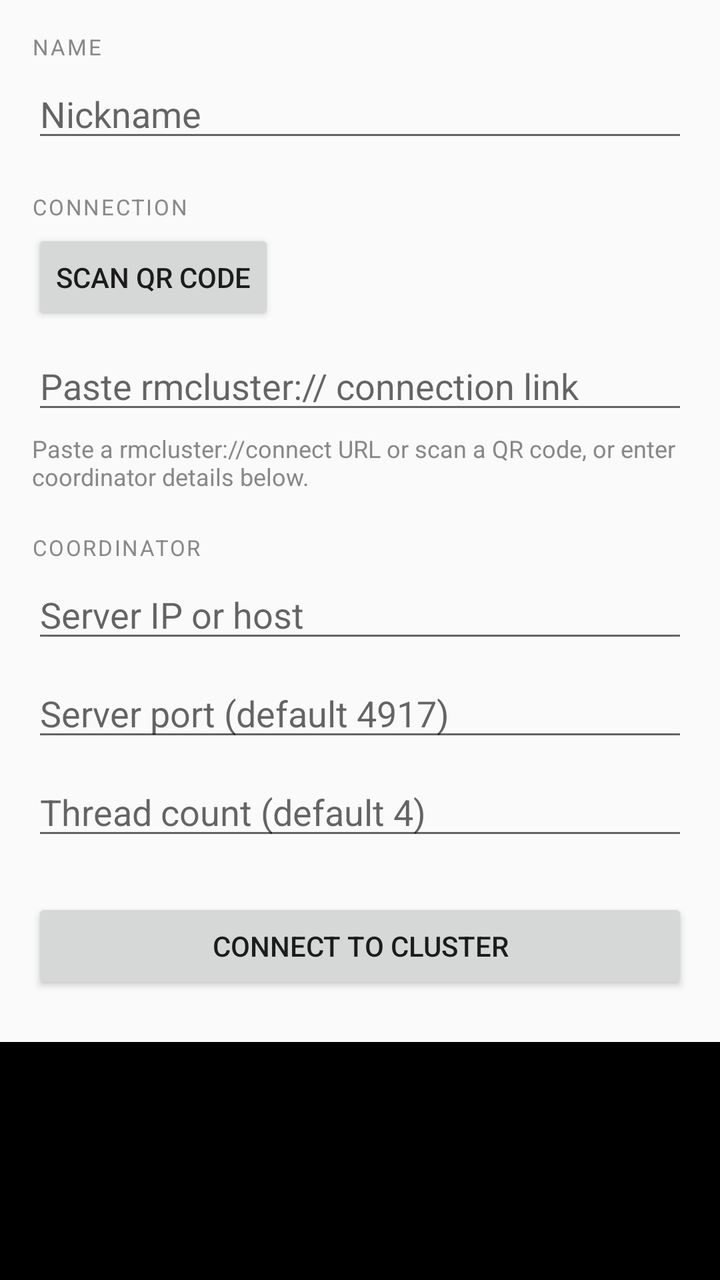
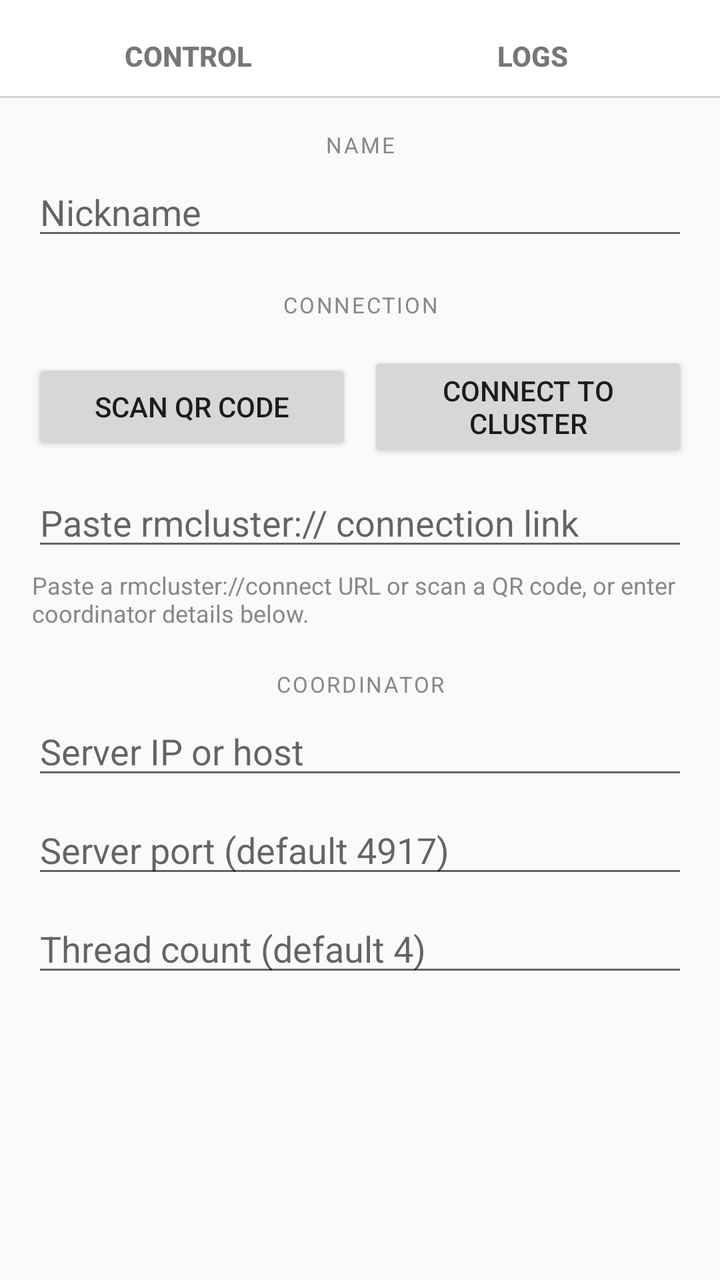

Two renders of the same Android screen: before a commit and after it. Below are the layout's source before the change and the commit's diff.
<!-- AndroidManifest.xml: application theme Theme.AppCompat.Light.DarkActionBar -->
<!-- res/layout/activity_main.xml -->
<?xml version="1.0" encoding="utf-8"?>
<LinearLayout xmlns:android="http://schemas.android.com/apk/res/android"
    android:layout_width="match_parent"
    android:layout_height="match_parent"
    android:orientation="vertical">

    <androidx.core.widget.NestedScrollView
        android:id="@+id/formScroll"
        android:layout_width="match_parent"
        android:layout_height="wrap_content"
        android:padding="16dp"
        android:clipToPadding="false">

        <LinearLayout
            android:layout_width="match_parent"
            android:layout_height="wrap_content"
            android:orientation="vertical">

            
            <TextView
                android:layout_width="match_parent"
                android:layout_height="wrap_content"
                android:text="NAME"
                android:textSize="11sp"
                android:textColor="#888888"
                android:letterSpacing="0.08"
                android:layout_marginBottom="4dp" />

            <EditText
                android:id="@+id/etNickname"
                android:layout_width="match_parent"
                android:layout_height="wrap_content"
                android:hint="Nickname"
                android:inputType="textPersonName"
                android:layout_marginBottom="20dp" />

            
            <TextView
                android:layout_width="match_parent"
                android:layout_height="wrap_content"
                android:text="CONNECTION"
                android:textSize="11sp"
                android:textColor="#888888"
                android:letterSpacing="0.08"
                android:layout_marginBottom="4dp" />

            <Button
                android:id="@+id/btnScanQr"
                android:layout_width="wrap_content"
                android:layout_height="wrap_content"
                android:text="Scan QR Code"
                android:layout_marginBottom="8dp" />

            <EditText
                android:id="@+id/etConnectionString"
                android:layout_width="match_parent"
                android:layout_height="wrap_content"
                android:hint="Paste rmcluster:// connection link"
                android:inputType="textUri"
                android:layout_marginBottom="4dp" />

            <TextView
                android:id="@+id/tvConnectionStatus"
                android:layout_width="match_parent"
                android:layout_height="wrap_content"
                android:textSize="12sp"
                android:visibility="gone"
                android:layout_marginBottom="4dp" />

            <TextView
                android:layout_width="match_parent"
                android:layout_height="wrap_content"
                android:text="Paste a rmcluster://connect URL or scan a QR code, or enter coordinator details below."
                android:textSize="12sp"
                android:textColor="#888888"
                android:layout_marginBottom="20dp" />

            
            <TextView
                android:layout_width="match_parent"
                android:layout_height="wrap_content"
                android:text="COORDINATOR"
                android:textSize="11sp"
                android:textColor="#888888"
                android:letterSpacing="0.08"
                android:layout_marginBottom="4dp" />

            <EditText
                android:id="@+id/etDiscoveryIp"
                android:layout_width="match_parent"
                android:layout_height="wrap_content"
                android:hint="Server IP or host"
                android:inputType="textUri"
                android:layout_marginBottom="8dp" />

            <EditText
                android:id="@+id/etDiscoveryPort"
                android:layout_width="match_parent"
                android:layout_height="wrap_content"
                android:hint="Server port (default 4917)"
                android:inputType="number"
                android:layout_marginBottom="8dp" />

            <EditText
                android:id="@+id/etThreads"
                android:layout_width="match_parent"
                android:layout_height="wrap_content"
                android:hint="Thread count (default 4)"
                android:inputType="number"
                android:layout_marginBottom="24dp" />

            
            <Button
                android:id="@+id/btnStart"
                android:layout_width="match_parent"
                android:layout_height="wrap_content"
                android:text="CONNECT TO CLUSTER" />

            <Button
                android:id="@+id/btnStop"
                android:layout_width="match_parent"
                android:layout_height="wrap_content"
                android:text="DISCONNECT FROM CLUSTER"
                android:visibility="gone"
                android:backgroundTint="#FF5252" />

        </LinearLayout>
    </androidx.core.widget.NestedScrollView>

    
    <ScrollView
        android:id="@+id/logScrollView"
        android:layout_width="match_parent"
        android:layout_height="0dp"
        android:layout_weight="1"
        android:layout_marginTop="8dp"
        android:background="#000000"
        android:fillViewport="true">

        <TextView
            android:id="@+id/logTextView"
            android:layout_width="match_parent"
            android:layout_height="wrap_content"
            android:padding="8dp"
            android:textColor="#00FF00"
            android:textIsSelectable="true"
            android:typeface="monospace" />
    </ScrollView>

</LinearLayout>
<!-- resources referenced by this layout -->
<resources>

</resources>

<!-- the commit's change to res/layout/activity_main.xml (unified diff, before → after) -->
@@ -4,147 +4,311 @@
     android:layout_height="match_parent"
     android:orientation="vertical">
 
-    <androidx.core.widget.NestedScrollView
-        android:id="@+id/formScroll"
+    <LinearLayout
         android:layout_width="match_parent"
         android:layout_height="wrap_content"
-        android:padding="16dp"
-        android:clipToPadding="false">
-
-        <LinearLayout
-            android:layout_width="match_parent"
-            android:layout_height="wrap_content"
-            android:orientation="vertical">
-
-            
-            <TextView
-                android:layout_width="match_parent"
-                android:layout_height="wrap_content"
-                android:text="NAME"
-                android:textSize="11sp"
-                android:textColor="#888888"
-                android:letterSpacing="0.08"
-                android:layout_marginBottom="4dp" />
-
-            <EditText
-                android:id="@+id/etNickname"
-                android:layout_width="match_parent"
-                android:layout_height="wrap_content"
-                android:hint="Nickname"
-                android:inputType="textPersonName"
-                android:layout_marginBottom="20dp" />
-
-            
-            <TextView
-                android:layout_width="match_parent"
-                android:layout_height="wrap_content"
-                android:text="CONNECTION"
-                android:textSize="11sp"
-                android:textColor="#888888"
-                android:letterSpacing="0.08"
-                android:layout_marginBottom="4dp" />
-
-            <Button
-                android:id="@+id/btnScanQr"
-                android:layout_width="wrap_content"
-                android:layout_height="wrap_content"
-                android:text="Scan QR Code"
-                android:layout_marginBottom="8dp" />
-
-            <EditText
-                android:id="@+id/etConnectionString"
-                android:layout_width="match_parent"
-                android:layout_height="wrap_content"
-                android:hint="Paste rmcluster:// connection link"
-                android:inputType="textUri"
-                android:layout_marginBottom="4dp" />
-
-            <TextView
-                android:id="@+id/tvConnectionStatus"
-                android:layout_width="match_parent"
-                android:layout_height="wrap_content"
-                android:textSize="12sp"
-                android:visibility="gone"
-                android:layout_marginBottom="4dp" />
-
-            <TextView
-                android:layout_width="match_parent"
-                android:layout_height="wrap_content"
-                android:text="Paste a rmcluster://connect URL or scan a QR code, or enter coordinator details below."
-                android:textSize="12sp"
-                android:textColor="#888888"
-                android:layout_marginBottom="20dp" />
-
-            
-            <TextView
-                android:layout_width="match_parent"
-                android:layout_height="wrap_content"
-                android:text="COORDINATOR"
-                android:textSize="11sp"
-                android:textColor="#888888"
-                android:letterSpacing="0.08"
-                android:layout_marginBottom="4dp" />
-
-            <EditText
-                android:id="@+id/etDiscoveryIp"
-                android:layout_width="match_parent"
-                android:layout_height="wrap_content"
-                android:hint="Server IP or host"
-                android:inputType="textUri"
-                android:layout_marginBottom="8dp" />
-
-            <EditText
-                android:id="@+id/etDiscoveryPort"
-                android:layout_width="match_parent"
-                android:layout_height="wrap_content"
-                android:hint="Server port (default 4917)"
-                android:inputType="number"
-                android:layout_marginBottom="8dp" />
-
-            <EditText
-                android:id="@+id/etThreads"
-                android:layout_width="match_parent"
-                android:layout_height="wrap_content"
-                android:hint="Thread count (default 4)"
-                android:inputType="number"
-                android:layout_marginBottom="24dp" />
-
-            
-            <Button
-                android:id="@+id/btnStart"
-                android:layout_width="match_parent"
-                android:layout_height="wrap_content"
-                android:text="CONNECT TO CLUSTER" />
-
-            <Button
-                android:id="@+id/btnStop"
-                android:layout_width="match_parent"
-                android:layout_height="wrap_content"
-                android:text="DISCONNECT FROM CLUSTER"
-                android:visibility="gone"
-                android:backgroundTint="#FF5252" />
-
-        </LinearLayout>
-    </androidx.core.widget.NestedScrollView>
-
-    
-    <ScrollView
-        android:id="@+id/logScrollView"
+        android:background="#FFFFFF"
+        android:orientation="horizontal"
+        android:paddingStart="8dp"
+        android:paddingEnd="8dp"
+        android:paddingTop="8dp">
+
+        <Button
+            android:id="@+id/btnTabControl"
+            android:layout_width="0dp"
+            android:layout_height="40dp"
+            android:layout_weight="1"
+            android:background="@drawable/tab_background"
+            android:minHeight="0dp"
+            android:minWidth="0dp"
+            android:textColor="@color/tab_text"
+            android:textStyle="bold"
+            android:text="CONTROL" />
+
+        <Button
+            android:id="@+id/btnTabLogs"
+            android:layout_width="0dp"
+            android:layout_height="40dp"
+            android:layout_weight="1"
+            android:background="@drawable/tab_background"
+            android:minHeight="0dp"
+            android:minWidth="0dp"
+            android:textColor="@color/tab_text"
+            android:textStyle="bold"
+            android:text="LOGS" />
+
+    </LinearLayout>
+
+    <View
+        android:layout_width="match_parent"
+        android:layout_height="1dp"
+        android:background="#D6D6D6" />
+
+    <FrameLayout
         android:layout_width="match_parent"
         android:layout_height="0dp"
-        android:layout_weight="1"
-        android:layout_marginTop="8dp"
-        android:background="#000000"
-        android:fillViewport="true">
-
-        <TextView
-            android:id="@+id/logTextView"
+        android:layout_weight="1">
+
+        <androidx.core.widget.NestedScrollView
+            android:id="@+id/formScroll"
             android:layout_width="match_parent"
-            android:layout_height="wrap_content"
-            android:padding="8dp"
-            android:textColor="#00FF00"
-            android:textIsSelectable="true"
-            android:typeface="monospace" />
-    </ScrollView>
-
+            android:layout_height="match_parent"
+            android:paddingTop="16dp"
+            android:paddingBottom="16dp"
+            android:clipToPadding="false">
+
+            <LinearLayout
+                android:layout_width="match_parent"
+                android:layout_height="wrap_content"
+                android:orientation="vertical">
+
+                <LinearLayout
+                    android:layout_width="match_parent"
+                    android:layout_height="wrap_content"
+                    android:orientation="vertical"
+                    android:paddingStart="16dp"
+                    android:paddingEnd="16dp">
+
+                    <TextView
+                        android:layout_width="match_parent"
+                        android:layout_height="wrap_content"
+                        android:text="NAME"
+                        android:textSize="11sp"
+                        android:textColor="#888888"
+                        android:letterSpacing="0.08"
+                        android:layout_marginBottom="4dp"
+                        android:gravity="center"/>
+
+                    <EditText
+                        android:id="@+id/etNickname"
+                        android:layout_width="match_parent"
+                        android:layout_height="wrap_content"
+                        android:hint="Nickname"
+                        android:inputType="textPersonName"
+                        android:layout_marginBottom="20dp" />
+
+                    <TextView
+                        android:layout_width="match_parent"
+                        android:layout_height="wrap_content"
+                        android:text="CONNECTION"
+                        android:textSize="11sp"
+                        android:textColor="#888888"
+                        android:letterSpacing="0.08"
+                        android:layout_marginBottom="4dp"
+                        android:gravity="center" />
+                </LinearLayout>
+
+                <LinearLayout
+                    android:layout_width="match_parent"
+                    android:layout_height="wrap_content"
+                    android:orientation="horizontal"
+                    android:gravity="center_vertical"
+                    android:paddingStart="16dp"
+                    android:paddingEnd="16dp"
+                    android:paddingTop="12dp"
+                    android:paddingBottom="8dp">
+
+                    <Button
+                        android:id="@+id/btnScanQr"
+                        android:layout_width="0dp"
+                        android:layout_height="wrap_content"
+                        android:layout_weight="1"
+                        android:text="Scan QR Code" />
+
+                    <FrameLayout
+                        android:layout_width="0dp"
+                        android:layout_height="wrap_content"
+                        android:layout_weight="1"
+                        android:layout_marginStart="8dp">
+
+                        <Button
+                            android:id="@+id/btnStart"
+                            android:layout_width="match_parent"
+                            android:layout_height="wrap_content"
+                            android:text="CONNECT TO CLUSTER" />
+
+                        <Button
+                            android:id="@+id/btnStop"
+                            android:layout_width="match_parent"
+                            android:layout_height="wrap_content"
+                            android:text="DISCONNECT"
+                            android:visibility="gone"
+                            android:backgroundTint="#FF5252" />
+                    </FrameLayout>
+                </LinearLayout>
+
+                <LinearLayout
+                    android:layout_width="match_parent"
+                    android:layout_height="wrap_content"
+                    android:orientation="vertical"
+                    android:paddingStart="16dp"
+                    android:paddingEnd="16dp">
+
+                    <EditText
+                        android:id="@+id/etConnectionString"
+                        android:layout_width="match_parent"
+                        android:layout_height="wrap_content"
+                        android:hint="Paste rmcluster:// connection link"
+                        android:inputType="textUri"
+                        android:layout_marginBottom="4dp" />
+
+                    <TextView
+                        android:id="@+id/tvConnectionStatus"
+                        android:layout_width="match_parent"
+                        android:layout_height="wrap_content"
+                        android:textSize="12sp"
+                        android:visibility="gone"
+                        android:layout_marginBottom="4dp"
+                        android:gravity="center" />
+
+                    <TextView
+                        android:layout_width="match_parent"
+                        android:layout_height="wrap_content"
+                        android:text="Paste a rmcluster://connect URL or scan a QR code, or enter coordinator details below."
+                        android:textSize="12sp"
+                        android:textColor="#888888"
+                        android:layout_marginBottom="20dp" />
+
+                    <TextView
+                        android:layout_width="match_parent"
+                        android:layout_height="wrap_content"
+                        android:text="COORDINATOR"
+                        android:textSize="11sp"
+                        android:textColor="#888888"
+                        android:letterSpacing="0.08"
+                        android:layout_marginBottom="4dp"
+                        android:gravity="center" />
+
+                    <EditText
+                        android:id="@+id/etDiscoveryIp"
+                        android:layout_width="match_parent"
+                        android:layout_height="wrap_content"
+                        android:hint="Server IP or host"
+                        android:inputType="textUri"
+                        android:layout_marginBottom="8dp" />
+
+                    <EditText
+                        android:id="@+id/etDiscoveryPort"
+                        android:layout_width="match_parent"
+                        android:layout_height="wrap_content"
+                        android:hint="Server port (default 4917)"
+                        android:inputType="number"
+                        android:layout_marginBottom="8dp" />
+
+                    <EditText
+                        android:id="@+id/etThreads"
+                        android:layout_width="match_parent"
+                        android:layout_height="wrap_content"
+                        android:hint="Thread count (default 4)"
+                        android:inputType="number"
+                        android:layout_marginBottom="24dp" />
+                </LinearLayout>
+
+            </LinearLayout>
+        </androidx.core.widget.NestedScrollView>
+
+        <LinearLayout
+            android:id="@+id/logsPanel"
+            android:layout_width="match_parent"
+            android:layout_height="match_parent"
+            android:orientation="vertical"
+            android:visibility="gone">
+
+            <TextView
+                android:id="@+id/tvLogHealthError"
+                android:layout_width="match_parent"
+                android:layout_height="wrap_content"
+                android:background="#FFFFFF"
+                android:paddingStart="16dp"
+                android:paddingTop="12dp"
+                android:paddingEnd="16dp"
+                android:paddingBottom="8dp"
+                android:textColor="#6B7280"
+                android:textSize="12sp"
+                android:visibility="gone" />
+
+            <HorizontalScrollView
+                android:layout_width="match_parent"
+                android:layout_height="wrap_content"
+                android:background="#FFFFFF"
+                android:paddingTop="10dp"
+                android:paddingBottom="10dp"
+                android:scrollbars="none">
+
+                <LinearLayout
+                    android:layout_width="wrap_content"
+                    android:layout_height="wrap_content"
+                    android:orientation="horizontal"
+                    android:paddingStart="16dp"
+                    android:paddingEnd="16dp">
+
+                    <Button
+                        android:id="@+id/btnFilterRpc"
+                        android:layout_width="wrap_content"
+                        android:layout_height="wrap_content"
+                        android:minWidth="0dp"
+                        android:minHeight="0dp"
+                        android:paddingStart="12dp"
+                        android:paddingTop="7dp"
+                        android:paddingEnd="12dp"
+                        android:paddingBottom="7dp"
+                        android:text="RPC"
+                        android:textAllCaps="false"
+                        android:textStyle="bold" />
+
+                    <Button
+                        android:id="@+id/btnFilterStorage"
+                        android:layout_width="wrap_content"
+                        android:layout_height="wrap_content"
+                        android:layout_marginStart="10dp"
+                        android:minWidth="0dp"
+                        android:minHeight="0dp"
+                        android:paddingStart="12dp"
+                        android:paddingTop="7dp"
+                        android:paddingEnd="12dp"
+                        android:paddingBottom="7dp"
+                        android:text="Storage"
+                        android:textAllCaps="false"
+                        android:textStyle="bold" />
+
+                    <Button
+                        android:id="@+id/btnFilterGeneral"
+                        android:layout_width="wrap_content"
+                        android:layout_height="wrap_content"
+                        android:layout_marginStart="10dp"
+                        android:minWidth="0dp"
+                        android:minHeight="0dp"
+                        android:paddingStart="12dp"
+                        android:paddingTop="7dp"
+                        android:paddingEnd="12dp"
+                        android:paddingBottom="7dp"
+                        android:text="General"
+                        android:textAllCaps="false"
+                        android:textStyle="bold" />
+                </LinearLayout>
+            </HorizontalScrollView>
+
+            <View
+                android:layout_width="match_parent"
+                android:layout_height="1dp"
+                android:background="#D6D6D6" />
+
+            <ScrollView
+                android:id="@+id/logScrollView"
+                android:layout_width="match_parent"
+                android:layout_height="0dp"
+                android:layout_weight="1"
+                android:fillViewport="true">
+
+                <TextView
+                    android:id="@+id/logTextView"
+                    android:layout_width="match_parent"
+                    android:layout_height="wrap_content"
+                    android:padding="12dp"
+                    android:textColor="#9BE37B"
+                    android:textIsSelectable="true"
+                    android:typeface="monospace" />
+            </ScrollView>
+        </LinearLayout>
+    </FrameLayout>
 </LinearLayout>
<!-- resource entries referenced after the edit -->
@@ -1,5 +1,27 @@
 <!-- resources referenced by this layout -->
 <resources>
-
+  <!-- drawable tab_background (drawable) -->
+  <?xml version="1.0" encoding="utf-8"?>
+  <selector xmlns:android="http://schemas.android.com/apk/res/android">
+      <item android:state_selected="true">
+          <layer-list>
+              <item>
+                  <shape android:shape="rectangle">
+                      <solid android:color="#00000000" />
+                  </shape>
+              </item>
+              <item android:gravity="bottom" android:height="3dp">
+                  <shape android:shape="rectangle">
+                      <solid android:color="#111111" />
+                  </shape>
+              </item>
+          </layer-list>
+      </item>
+      <item>
+          <shape android:shape="rectangle">
+              <solid android:color="#00000000" />
+          </shape>
+      </item>
+  </selector>
 </resources>
 
